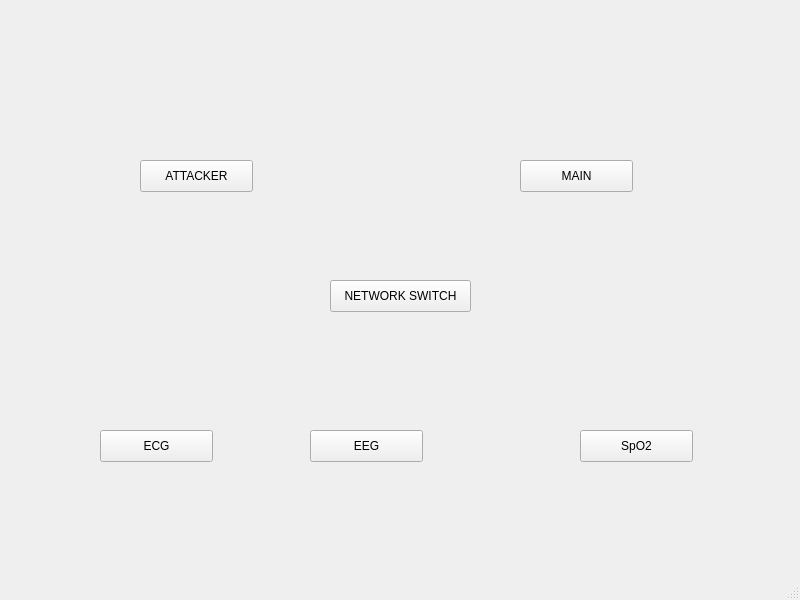
Above: CyberBox/cyberbox.ui from RoysGit227/Software2Project before the change. Below: the same form after it.
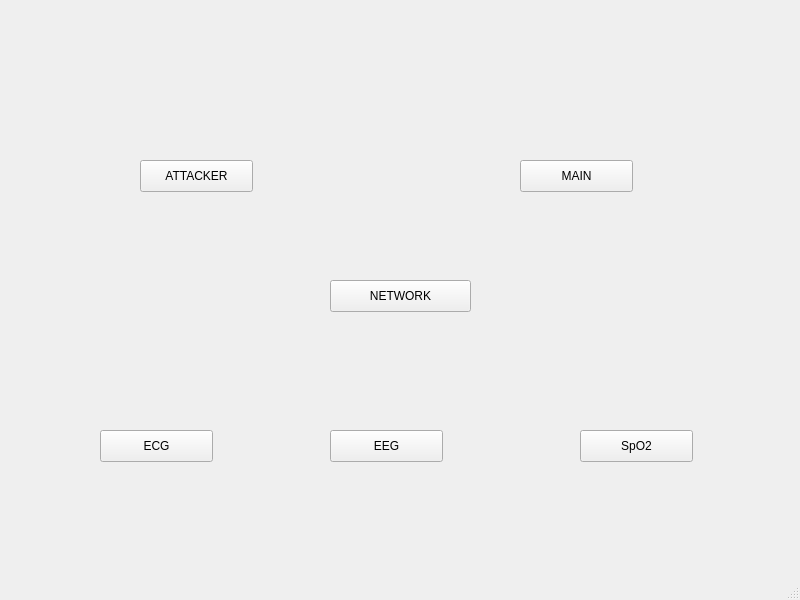
That is the form after the change.

The edit to the form file:
```diff
--- a/CyberBox/cyberbox.ui
+++ b/CyberBox/cyberbox.ui
@@ -18,7 +18,7 @@
     <property name="geometry">
      <rect>
       <x>100</x>
-      <y>30</y>
+      <y>20</y>
       <width>201</width>
       <height>131</height>
      </rect>
@@ -27,24 +27,11 @@
      <string/>
     </property>
    </widget>
-   <widget class="QLabel" name="labelSwitch">
-    <property name="geometry">
-     <rect>
-      <x>280</x>
-      <y>160</y>
-      <width>251</width>
-      <height>111</height>
-     </rect>
-    </property>
-    <property name="text">
-     <string/>
-    </property>
-   </widget>
    <widget class="QLabel" name="labelSN1">
     <property name="geometry">
      <rect>
       <x>100</x>
-      <y>340</y>
+      <y>330</y>
       <width>121</width>
       <height>91</height>
      </rect>
@@ -56,8 +43,8 @@
    <widget class="QLabel" name="labelSN2">
     <property name="geometry">
      <rect>
-      <x>310</x>
-      <y>340</y>
+      <x>330</x>
+      <y>330</y>
       <width>121</width>
       <height>91</height>
      </rect>
@@ -70,7 +57,7 @@
     <property name="geometry">
      <rect>
       <x>580</x>
-      <y>340</y>
+      <y>330</y>
       <width>121</width>
       <height>91</height>
      </rect>
@@ -83,7 +70,7 @@
     <property name="geometry">
      <rect>
       <x>100</x>
-      <y>450</y>
+      <y>470</y>
       <width>121</width>
       <height>91</height>
      </rect>
@@ -95,8 +82,8 @@
    <widget class="QLabel" name="labelBIT2">
     <property name="geometry">
      <rect>
-      <x>310</x>
-      <y>450</y>
+      <x>330</x>
+      <y>470</y>
       <width>121</width>
       <height>91</height>
      </rect>
@@ -109,7 +96,7 @@
     <property name="geometry">
      <rect>
       <x>580</x>
-      <y>450</y>
+      <y>470</y>
       <width>121</width>
       <height>91</height>
      </rect>
@@ -122,7 +109,7 @@
     <property name="geometry">
      <rect>
       <x>470</x>
-      <y>30</y>
+      <y>20</y>
       <width>201</width>
       <height>131</height>
      </rect>
@@ -154,7 +141,7 @@
      </rect>
     </property>
     <property name="text">
-     <string>NETWORK SWITCH</string>
+     <string>NETWORK</string>
     </property>
    </widget>
    <widget class="QPushButton" name="pushButtonMain">
@@ -186,7 +173,7 @@
    <widget class="QPushButton" name="pushButtonEEG">
     <property name="geometry">
      <rect>
-      <x>310</x>
+      <x>330</x>
       <y>430</y>
       <width>113</width>
       <height>32</height>
@@ -209,6 +196,19 @@
      <string>SpO2</string>
     </property>
    </widget>
+   <widget class="QLabel" name="labelSwitch">
+    <property name="geometry">
+     <rect>
+      <x>340</x>
+      <y>170</y>
+      <width>121</width>
+      <height>91</height>
+     </rect>
+    </property>
+    <property name="text">
+     <string/>
+    </property>
+   </widget>
   </widget>
   <widget class="QMenuBar" name="menubar">
    <property name="geometry">
```
Left out of the diff: 2 changed lines with no effect on the pictures.
